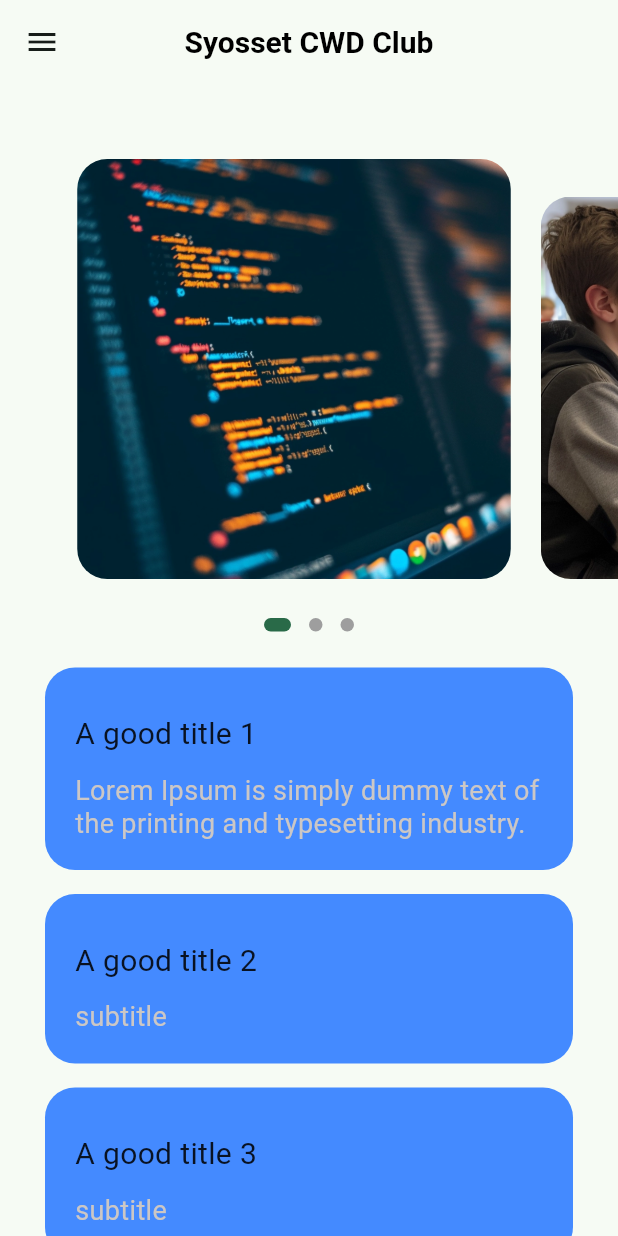
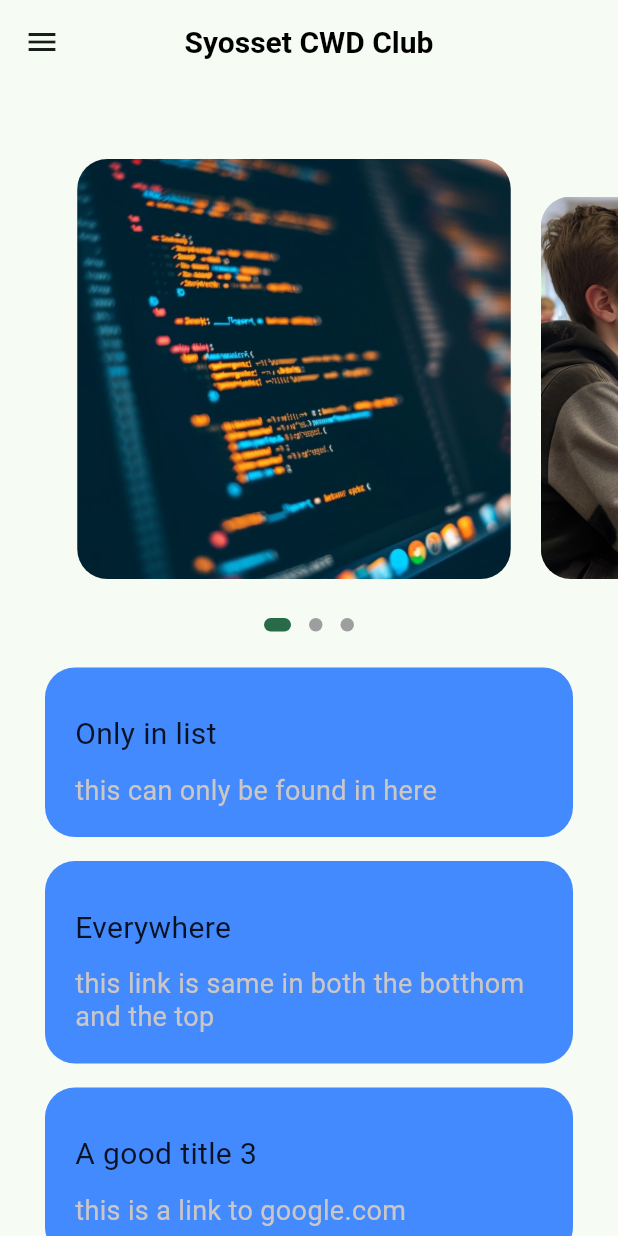
Before and after one commit to perfectlava/cwdapp, a Flutter app: the screen it shows after launch, on a phone screen of 412 x 824 dp. Run offline on Flutter 3.47's test engine with Material 3 defaults, Android fonts, the phone set to English and light mode, and no system bars; drawn by our look-alikes of dots_indicator; our stand-ins replace flutter_riverpod, go_router, riverpod.

Commit message:
Home Page Improvement

```diff
--- a/lib/models/cover.dart
+++ b/lib/models/cover.dart
@@ -1,5 +1,3 @@
-import 'dart:ffi';
-
 class CoverImage {
   String title;
   String subtitle;
@@ -8,8 +6,8 @@ class CoverImage {
   String link;
   CoverImage(
       {required this.title,
-      required this.subtitle,
-      required this.img,
+      this.subtitle = '',
+      this.img = '',
       this.description =
           "Lorem ipsum dolor sit amet, consectetur adipiscing elit. Cras mattis eros et dui pharetra facilisis. Integer tempor, ipsum vel pretium fermentum, lorem felis fermentum mauris, non gravida neque est vel nulla. Suspendisse id porta neque. Maecenas eget fermentum est. Morbi sodales sodales eros et eleifend. Vestibulum sed hendrerit dui, et bibendum ex. Proin ultrices dui interdum metus viverra sollicitudin. Vestibulum sed pretium lectus. In a tincidunt velit. Mauris eleifend at risus vel fermentum. Sed porta quis ipsum vitae pretium.Fusce ultricies massa sit amet metus condimentum, ac fermentum justo viverra. Etiam sed dui vitae leo ultrices molestie. Nulla facilisi. Nunc. ",
       this.link = ''});
--- a/lib/pages/detail.dart
+++ b/lib/pages/detail.dart
@@ -25,7 +25,8 @@ class Detail extends StatelessWidget {
         ),
         body: Stack(children: [
           //background image
-          Positioned(
+          cover.img.isNotEmpty
+              ? Positioned(
                   left: 0,
                   right: 0,
                   child: Container(
@@ -35,12 +36,13 @@ class Detail extends StatelessWidget {
                         image: DecorationImage(
                             fit: BoxFit.cover,
                             image: AssetImage("assets/${cover.img}"))),
-              )),
+                  ))
+              : Container(height: double.maxFinite, color: Colors.black),
           Positioned(
               left: 0,
               right: 0,
               bottom: 0,
-              top: Layout.height(273),
+              top: cover.img.isNotEmpty ? Layout.height(273) : 0,
               child: Container(
                   padding: EdgeInsets.only(
                       left: Layout.width(20),
@@ -55,7 +57,8 @@ class Detail extends StatelessWidget {
                         )
                       ],
                       borderRadius: BorderRadius.vertical(
-                        top: Radius.circular(Layout.height(25)),
+                        top: Radius.circular(
+                            Layout.height(cover.img.isNotEmpty ? 18 : 0)),
                       ),
                       color: Colors.blueAccent[100]),
                   child: Column(
--- a/lib/pages/home/gallery.dart
+++ b/lib/pages/home/gallery.dart
@@ -75,7 +75,14 @@ class _GalleryState extends ConsumerState<Gallery> {
 
   @override
   Widget build(BuildContext context) {
-    List<CoverImage> covers = ref.watch(coverProvider);
+    List<CoverImage> covers = [];
+    ref.read(coverProvider).forEach(
+      (element) {
+        if (element.img.isNotEmpty) {
+          covers.add(element);
+        }
+      },
+    );
     return Column(children: [
       SizedBox(
         height: Layout.height(Layout.getScreenWidth() > 700 ? 700 : 350),
--- a/lib/pages/home/main_list.dart
+++ b/lib/pages/home/main_list.dart
@@ -6,6 +6,7 @@ import 'package:cwdapp/widgets/text_widget.dart';
 import 'package:flutter/material.dart';
 import 'package:go_router/go_router.dart';
 import 'package:flutter_riverpod/flutter_riverpod.dart';
+import 'package:url_launcher/link.dart';
 
 class MainList extends ConsumerStatefulWidget {
   const MainList({super.key});
@@ -14,33 +15,31 @@ class MainList extends ConsumerStatefulWidget {
   ConsumerState<MainList> createState() => _MainListState();
 }
 
-// final List<CoverImage> covers = [
-//   CoverImage(
-//       title: "title1",
-//       subtitle:
-//           "Lorem Ipsum is simply dummy text of the printing and typesetting industry.",
-//       img: "img1.png"),
-//   CoverImage(title: "title2", subtitle: 'subtitle', img: "img2.png"),
-//   CoverImage(title: "title3", subtitle: 'subtitle', img: "img3.png"),
-//   CoverImage(title: "title1", subtitle: 'subtitle', img: "img1.png"),
-// ];
-
 class _MainListState extends ConsumerState<MainList> {
   @override
   Widget build(BuildContext context) {
-  List<CoverImage> covers = ref.watch(coverProvider);
+    List<CoverImage> covers = [];
+    for (var element in ref.read(coverProvider)) {
+      if (element.subtitle.isNotEmpty) {
+        covers.add(element);
+      }
+    }
     return ListView.builder(
         shrinkWrap: true,
         padding: EdgeInsets.only(top: Layout.height(10)),
         itemCount: covers.length,
         itemBuilder: (context, index) {
-          return InkWell(
-              onTap: () {
-                context.go("/detail", extra: covers[index]);
-              },
+          return Link(
+            target: LinkTarget.defaultTarget,
+            uri: Uri.parse(covers[index].link),
+            builder: (context, followLink) => InkWell(
+                onTap: covers[index].link.isEmpty
+                    ? () => context.go("/detail", extra: covers[index])
+                    : followLink,
                 child: Container(
                     margin: EdgeInsets.symmetric(
-                      horizontal: Layout.width(30), vertical: Layout.height(8)),
+                        horizontal: Layout.width(30),
+                        vertical: Layout.height(8)),
                     child: Row(
                       mainAxisAlignment: MainAxisAlignment.start,
                       children: [
@@ -78,7 +77,8 @@ class _MainListState extends ConsumerState<MainList> {
                           ),
                         )
                       ],
-                  )));
+                    ))),
+          );
         });
   }
 }
--- a/lib/providers/cover_provider.dart
+++ b/lib/providers/cover_provider.dart
@@ -9,16 +9,18 @@ final coverProvider =
 class coverNotifier extends StateNotifier<List<CoverImage>> {
   coverNotifier()
       : super([
+          CoverImage(title: "Only in Gallery", img: "img1.png"),
           CoverImage(
-              title: "A good title 1",
-              subtitle:
-                  "Lorem Ipsum is simply dummy text of the printing and typesetting industry.",
-              img: "img1.png"),
+            title: "Only in list",
+            subtitle: "this can only be found in here",
+          ),
           CoverImage(
-              title: "A good title 2", subtitle: 'subtitle', img: "img2.png"),
+              title: "Everywhere",
+              subtitle: 'this link is same in both the botthom and the top',
+              img: "img2.png"),
           CoverImage(
               title: "A good title 3",
-              subtitle: 'subtitle',
+              subtitle: 'this is a link to google.com',
               img: "img3.png",
               link: "https://www.google.com"),
         ]);
```
Lines whose indentation alone changed are shown as unchanged.
